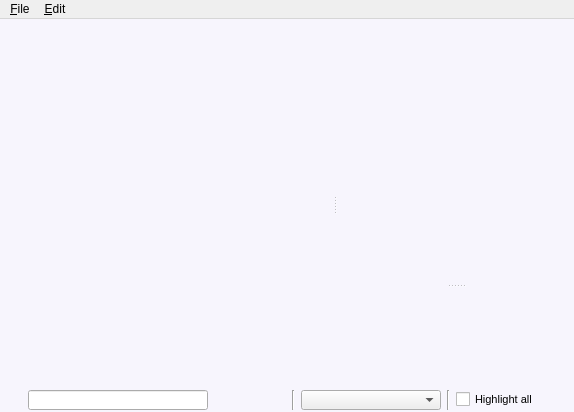
Above: share/skins/default/archive.ui from itds-consulting/yate before the change. Below: the same form after it.
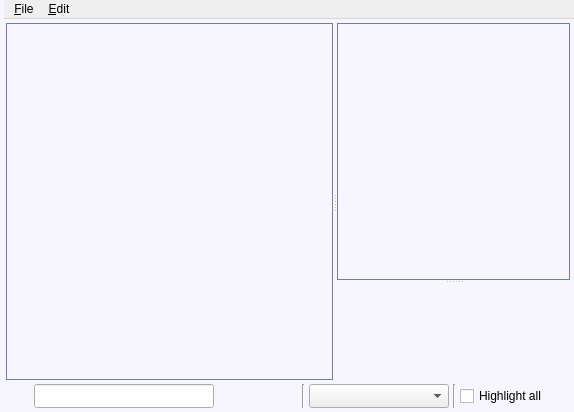
That is the form after the change. Icons and pictures are not drawn.

Commit message: Fixed archive window spacing, images and widget borders.

The edit to the form file:
```diff
--- a/share/skins/default/archive.ui
+++ b/share/skins/default/archive.ui
@@ -38,7 +38,7 @@
     <number>2</number>
    </property>
    <property name="leftMargin" >
-    <number>0</number>
+    <number>4</number>
    </property>
    <property name="topMargin" >
     <number>0</number>
@@ -83,6 +83,12 @@
        <verstretch>0</verstretch>
       </sizepolicy>
      </property>
+     <property name="styleSheet" >
+      <string>QSplitter#splitter_vertical {
+  margin: 2px 4px 2px 2px;
+  border: 0px;
+}</string>
+     </property>
      <property name="orientation" >
       <enum>Qt::Horizontal</enum>
      </property>
@@ -116,6 +122,11 @@
         <height>16777215</height>
        </size>
       </property>
+      <property name="styleSheet" >
+       <string>QFrame#frame_logs_list {
+  border: 1px solid #717fa0;
+}</string>
+      </property>
       <property name="_yate_uiwidget" stdset="0" >
        <bool>true</bool>
       </property>
@@ -217,6 +228,11 @@
             <height>16777215</height>
            </size>
           </property>
+          <property name="styleSheet" >
+           <string>QFrame#frame_sessions_list {
+  border: 1px solid #717fa0;
+}</string>
+          </property>
           <property name="_yate_uiwidget" stdset="0" >
            <bool>true</bool>
           </property>
@@ -238,15 +254,6 @@
           </property>
          </widget>
          <widget class="QFrame" name="frame_session_history" >
-          <property name="styleSheet" >
-           <string>QTextEdit {
-  background-color: #ffffff;
-  border: 1px solid #b3b6b0;
-  color: #666666;
-  font-family: Arial;
-  font-size: 12px;
-}</string>
-          </property>
           <property name="_yate_uiwidget" stdset="0" >
            <bool>true</bool>
           </property>
@@ -285,43 +292,43 @@
      <property name="minimumSize" >
       <size>
        <width>100</width>
-       <height>24</height>
+       <height>28</height>
       </size>
      </property>
      <property name="maximumSize" >
       <size>
        <width>16777215</width>
-       <height>24</height>
+       <height>28</height>
       </size>
      </property>
      <layout class="QHBoxLayout" >
       <property name="spacing" >
-       <number>6</number>
+       <number>4</number>
       </property>
       <property name="leftMargin" >
        <number>2</number>
       </property>
       <property name="topMargin" >
-       <number>2</number>
+       <number>0</number>
       </property>
       <property name="rightMargin" >
-       <number>2</number>
+       <number>4</number>
       </property>
       <property name="bottomMargin" >
-       <number>2</number>
+       <number>4</number>
       </property>
       <item>
        <widget class="QToolButton" name="archive_search_hide_button" >
         <property name="minimumSize" >
          <size>
-          <width>20</width>
-          <height>20</height>
+          <width>24</width>
+          <height>24</height>
          </size>
         </property>
         <property name="maximumSize" >
          <size>
-          <width>20</width>
-          <height>20</height>
+          <width>24</width>
+          <height>24</height>
          </size>
         </property>
         <property name="focusPolicy" >
@@ -341,7 +348,7 @@
       <item>
        <widget class="QLineEdit" name="archive_search_edit" >
         <property name="sizePolicy" >
-         <sizepolicy vsizetype="Expanding" hsizetype="Fixed" >
+         <sizepolicy vsizetype="Fixed" hsizetype="Fixed" >
           <horstretch>0</horstretch>
           <verstretch>0</verstretch>
          </sizepolicy>
@@ -349,23 +356,18 @@
         <property name="minimumSize" >
          <size>
           <width>180</width>
-          <height>16</height>
+          <height>24</height>
          </size>
         </property>
         <property name="maximumSize" >
          <size>
           <width>180</width>
-          <height>16777215</height>
+          <height>24</height>
          </size>
         </property>
         <property name="toolTip" >
          <string>Edit search</string>
         </property>
-        <property name="styleSheet" >
-         <string>QLineEdit {
-  font-size: 11px;
-}</string>
-        </property>
         <property name="dynamicActionEnter" stdset="0" >
          <string>archive_search_start</string>
         </property>
@@ -390,14 +392,14 @@
        <widget class="QToolButton" name="archive_search_start_button" >
         <property name="minimumSize" >
          <size>
-          <width>20</width>
-          <height>20</height>
+          <width>24</width>
+          <height>24</height>
          </size>
         </property>
         <property name="maximumSize" >
          <size>
-          <width>20</width>
-          <height>20</height>
+          <width>24</width>
+          <height>24</height>
          </size>
         </property>
         <property name="focusPolicy" >
@@ -418,14 +420,14 @@
        <widget class="QToolButton" name="archive_search_prev_button" >
         <property name="minimumSize" >
          <size>
-          <width>20</width>
-          <height>20</height>
+          <width>24</width>
+          <height>24</height>
          </size>
         </property>
         <property name="maximumSize" >
          <size>
-          <width>20</width>
-          <height>20</height>
+          <width>24</width>
+          <height>24</height>
          </size>
         </property>
         <property name="focusPolicy" >
@@ -446,14 +448,14 @@
        <widget class="QToolButton" name="archive_search_next_button" >
         <property name="minimumSize" >
          <size>
-          <width>20</width>
-          <height>20</height>
+          <width>24</width>
+          <height>24</height>
          </size>
         </property>
         <property name="maximumSize" >
          <size>
-          <width>20</width>
-          <height>20</height>
+          <width>24</width>
+          <height>24</height>
          </size>
         </property>
         <property name="focusPolicy" >
@@ -480,7 +482,7 @@
       <item>
        <widget class="QComboBox" name="archive_search_range" >
         <property name="sizePolicy" >
-         <sizepolicy vsizetype="Expanding" hsizetype="Fixed" >
+         <sizepolicy vsizetype="Fixed" hsizetype="Fixed" >
           <horstretch>0</horstretch>
           <verstretch>0</verstretch>
          </sizepolicy>
@@ -488,23 +490,18 @@
         <property name="minimumSize" >
          <size>
           <width>140</width>
-          <height>16</height>
+          <height>24</height>
          </size>
         </property>
         <property name="maximumSize" >
          <size>
           <width>140</width>
-          <height>16777215</height>
+          <height>24</height>
          </size>
         </property>
         <property name="focusPolicy" >
          <enum>Qt::StrongFocus</enum>
         </property>
-        <property name="styleSheet" >
-         <string>QComboBox {
-  font-size: 11px;
-}</string>
-        </property>
        </widget>
       </item>
       <item>
@@ -528,11 +525,6 @@
         <property name="toolTip" >
          <string>Highlight all found items</string>
         </property>
-        <property name="styleSheet" >
-         <string>QCheckBox {
-  font-size: 11px;
-}</string>
-        </property>
         <property name="text" >
          <string>Highlight all</string>
         </property>
```
Left out of the diff: 5 changed lines with no effect on the pictures. The commit also changes 1 other file.
